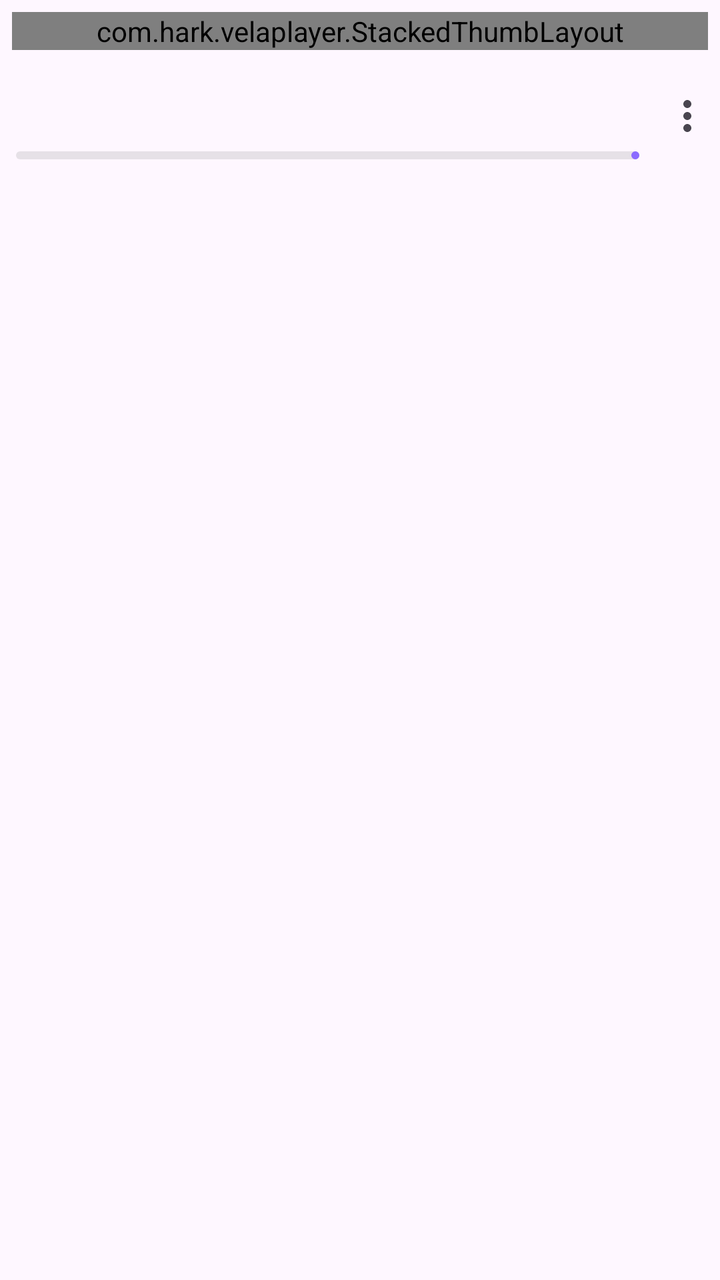
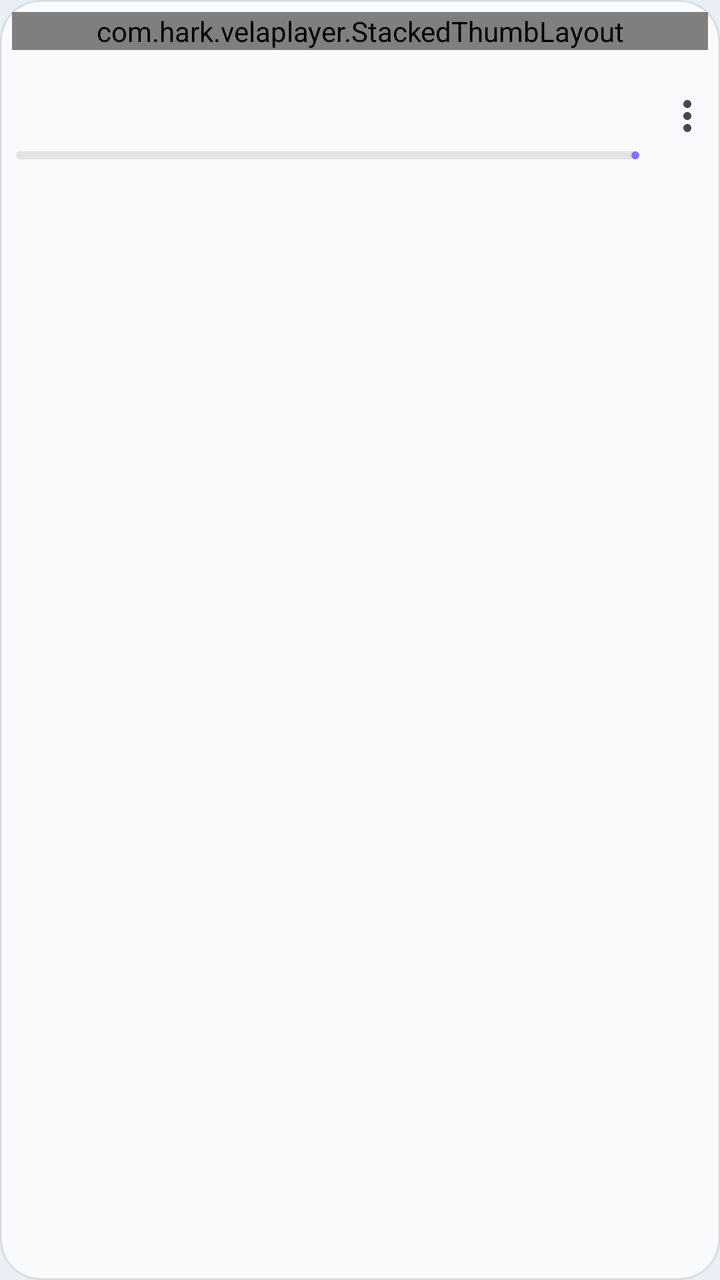

Two renders of the same Android screen: before a commit and after it. Below are the layout's source before the change and the commit's diff.
<!-- AndroidManifest.xml: application theme Theme.Vela -->
<!-- res/layout/item_playlist_grid.xml -->
<?xml version="1.0" encoding="utf-8"?>
<LinearLayout xmlns:android="http://schemas.android.com/apk/res/android"
    xmlns:app="http://schemas.android.com/apk/res-auto"
    android:layout_width="match_parent"
    android:layout_height="wrap_content"
    android:layout_margin="4dp"
    android:background="@drawable/bg_item"
    android:orientation="vertical"
    android:padding="6dp">

    <com.hark.velaplayer.StackedThumbLayout
        android:id="@+id/stack"
        android:layout_width="match_parent"
        android:layout_height="wrap_content">

        <com.hark.velaplayer.AspectFrameLayout
        android:layout_width="match_parent"
        android:layout_height="wrap_content">

        <com.google.android.material.imageview.ShapeableImageView
            android:id="@+id/cover"
            android:layout_width="match_parent"
            android:layout_height="match_parent"
            android:importantForAccessibility="no"
            android:scaleType="centerCrop"
            app:shapeAppearanceOverlay="@style/RoundedThumb" />

        <TextView
            android:id="@+id/countBadge"
            android:layout_width="wrap_content"
            android:layout_height="wrap_content"
            android:layout_gravity="bottom|end"
            android:layout_margin="6dp"
            android:background="@drawable/bg_badge"
            android:drawableStart="@drawable/ic_playlist_small"
            android:drawablePadding="3dp"
            android:gravity="center_vertical"
            android:paddingHorizontal="5dp"
            android:paddingVertical="1dp"
            android:textColor="@android:color/white"
            android:textSize="11sp" />

        <TextView
            android:id="@+id/selectCheck"
            android:layout_width="26dp"
            android:layout_height="26dp"
            android:layout_gravity="top|start"
            android:layout_margin="6dp"
            android:background="@drawable/bg_select_off"
            android:gravity="center"
            android:importantForAccessibility="no"
            android:textColor="?attr/colorOnPrimary"
            android:textSize="12sp"
            android:textStyle="bold"
            android:visibility="gone" />
    </com.hark.velaplayer.AspectFrameLayout>
    </com.hark.velaplayer.StackedThumbLayout>

    <LinearLayout
        android:layout_width="match_parent"
        android:layout_height="wrap_content"
        android:layout_marginTop="6dp"
        android:gravity="center_vertical"
        android:orientation="horizontal">

        <LinearLayout
            android:layout_width="0dp"
            android:layout_height="wrap_content"
            android:layout_weight="1"
            android:orientation="vertical"
            android:paddingStart="2dp">

            <TextView
                android:id="@+id/name"
                android:layout_width="match_parent"
                android:layout_height="wrap_content"
                android:ellipsize="end"
                android:maxLines="1"
                android:textAppearance="?attr/textAppearanceTitleSmall" />

            <TextView
                android:id="@+id/count"
                android:layout_width="match_parent"
                android:layout_height="wrap_content"
                android:alpha="0.65"
                android:ellipsize="end"
                android:maxLines="1"
                android:textAppearance="?attr/textAppearanceBodySmall" />

            <LinearLayout
                android:layout_width="match_parent"
                android:layout_height="wrap_content"
                android:layout_marginTop="4dp"
                android:gravity="center_vertical"
                android:orientation="horizontal">

                <com.google.android.material.progressindicator.LinearProgressIndicator
                    android:id="@+id/playlistProgress"
                    android:layout_width="0dp"
                    android:layout_height="wrap_content"
                    android:layout_weight="1"
                    android:max="1000"
                    app:indicatorColor="?attr/colorPrimary"
                    app:trackColor="#33888888"
                    app:trackCornerRadius="2dp"
                    app:trackThickness="4dp" />

                <TextView
                    android:id="@+id/playlistProgressText"
                    android:layout_width="wrap_content"
                    android:layout_height="wrap_content"
                    android:layout_marginStart="8dp"
                    android:alpha="0.7"
                    android:maxLines="1"
                    android:textAppearance="?attr/textAppearanceLabelSmall" />
            </LinearLayout>
        </LinearLayout>

        <ImageButton
            android:id="@+id/more"
            android:layout_width="32dp"
            android:layout_height="40dp"
            android:layout_marginEnd="-6dp"
            android:background="?attr/selectableItemBackgroundBorderless"
            android:contentDescription="More options"
            android:src="@drawable/ic_more_vert" />
    </LinearLayout>
</LinearLayout>
<!-- resources referenced by this layout -->
<resources>
  <!-- drawable bg_badge (drawable) -->
  <shape xmlns:android="http://schemas.android.com/apk/res/android" android:shape="rectangle">
      <solid android:color="#B3000000" />
      <stroke android:width="0.5dp" android:color="#1FFFFFFF" />
      <corners android:radius="6dp" />
  </shape>
  <!-- drawable bg_item (drawable) -->
  <ripple xmlns:android="http://schemas.android.com/apk/res/android" android:color="?attr/colorControlHighlight">
      <item>
          <selector>
              <item android:state_activated="true">
                  <shape android:shape="rectangle"><solid android:color="@color/primary_a20" /><corners android:radius="18dp" /></shape>
              </item>
              <item>
                  <shape android:shape="rectangle"><solid android:color="#00000000" /><corners android:radius="18dp" /></shape>
              </item>
          </selector>
      </item>
      <item android:id="@android:id/mask">
          <shape android:shape="rectangle"><solid android:color="#FFFFFFFF" /><corners android:radius="18dp" /></shape>
      </item>
  </ripple>
  <style name="Theme.Vela" parent="Theme.Material3.DayNight.NoActionBar">
          <item name="colorPrimary">@color/accent</item>
          <item name="colorSecondary">@color/accent</item>
          <item name="colorTertiary">@color/accent</item>
          <item name="android:statusBarColor">?attr/colorSurface</item>
          <item name="android:windowLightStatusBar" tools:targetApi="m">@bool/vela_light_status_bar</item>
          <item name="colorAccentSeed">@color/accent</item>
          <item name="windowActionModeOverlay">true</item>
          <item name="actionModeCloseDrawable">@drawable/ic_close</item>
          <item name="android:windowAnimationStyle">@style/VelaWindowAnim</item>
          <item name="chipStyle">@style/VelaChip</item>
          <item name="bottomSheetDialogTheme">@style/VelaBottomSheet</item>
          <item name="materialAlertDialogTheme">@style/VelaDialog</item>
          
          <item name="android:scrollbarThumbVertical">@drawable/scrollbar_thumb</item>
          <item name="android:scrollbarSize">4dp</item>
          <item name="android:scrollbarFadeDuration">300</item>
          <item name="android:scrollbarDefaultDelayBeforeFade">1000</item>
          <item name="android:scrollbarStyle">insideOverlay</item>
          
          <item name="glassSurface">@color/glass_surface</item>
          <item name="glassSurfaceStrong">@color/glass_surface_strong</item>
          <item name="glassStroke">@color/glass_stroke</item>
          <item name="glassHighlight">@color/glass_highlight</item>
          <item name="glassScrim">@color/glass_scrim</item>
          <item name="glassTint">@color/glass_tint</item>
          <item name="materialCardViewStyle">@style/Widget.Vela.Glass.Card</item>
          <item name="materialButtonOutlinedStyle">@style/Widget.Vela.Glass.Button.Outlined</item>
          <item name="toolbarStyle">@style/Widget.Vela.Glass.Toolbar</item>
          <item name="popupMenuStyle">@style/Widget.Vela.Glass.PopupMenu</item>
          <item name="listPopupWindowStyle">@style/Widget.Vela.Glass.ListPopupWindow</item>
          <item name="actionOverflowMenuStyle">@style/Widget.Vela.Glass.PopupMenu.Overflow</item>
          <item name="android:popupMenuStyle">@style/Widget.Vela.Glass.PopupMenu.Framework</item>
      </style>
  <!-- unchanged entries left out for length: 33 -->
</resources>

<!-- the commit's change to res/layout/item_playlist_grid.xml (unified diff, before → after) -->
@@ -4,7 +4,7 @@
     android:layout_width="match_parent"
     android:layout_height="wrap_content"
     android:layout_margin="4dp"
-    android:background="@drawable/bg_item"
+    android:background="@drawable/bg_item_grid"
     android:orientation="vertical"
     android:padding="6dp">
 
<!-- resource entries referenced after the edit -->
@@ -4,22 +4,23 @@
   <shape xmlns:android="http://schemas.android.com/apk/res/android" android:shape="rectangle">
       <solid android:color="#B3000000" />
       <stroke android:width="0.5dp" android:color="#1FFFFFFF" />
-      <corners android:radius="6dp" />
+      <corners android:radius="7dp" />
   </shape>
-  <!-- drawable bg_item (drawable) -->
+  <!-- drawable bg_item_grid (drawable) -->
+  <?xml version="1.0" encoding="utf-8"?>
   <ripple xmlns:android="http://schemas.android.com/apk/res/android" android:color="?attr/colorControlHighlight">
       <item>
           <selector>
               <item android:state_activated="true">
-                  <shape android:shape="rectangle"><solid android:color="@color/primary_a20" /><corners android:radius="18dp" /></shape>
+                  <shape android:shape="rectangle"><solid android:color="@color/primary_a20" /><stroke android:width="1dp" android:color="@color/primary_a35" /><corners android:radius="20dp" /></shape>
               </item>
               <item>
-                  <shape android:shape="rectangle"><solid android:color="#00000000" /><corners android:radius="18dp" /></shape>
+                  <shape android:shape="rectangle"><solid android:color="?attr/glassSurface" /><stroke android:width="1dp" android:color="?attr/glassStroke" /><corners android:radius="20dp" /></shape>
               </item>
           </selector>
       </item>
       <item android:id="@android:id/mask">
-          <shape android:shape="rectangle"><solid android:color="#FFFFFFFF" /><corners android:radius="18dp" /></shape>
+          <shape android:shape="rectangle"><solid android:color="#FFFFFFFF" /><corners android:radius="20dp" /></shape>
       </item>
   </ripple>
   <style name="Theme.Vela" parent="Theme.Material3.DayNight.NoActionBar">
@@ -48,14 +49,62 @@
           <item name="glassHighlight">@color/glass_highlight</item>
           <item name="glassScrim">@color/glass_scrim</item>
           <item name="glassTint">@color/glass_tint</item>
+          
+          <item name="glassSurfaceElevated">@color/glass_surface_elevated</item>
+          <item name="atmoTop">@color/atmo_top</item>
+          <item name="atmoMid">@color/atmo_mid</item>
+          <item name="atmoBottom">@color/atmo_bottom</item>
+          <item name="atmoGlowA">@color/atmo_glow_a</item>
+          <item name="atmoGlowB">@color/atmo_glow_b</item>
+          <item name="navContainer">@color/nav_container</item>
+          <item name="navSelected">@color/nav_selected</item>
+          <item name="navOnSelected">@color/nav_on_selected</item>
+          <item name="navText">@color/nav_text</item>
+          <item name="android:windowBackground">@color/atmo_mid</item>
           <item name="materialCardViewStyle">@style/Widget.Vela.Glass.Card</item>
           <item name="materialButtonOutlinedStyle">@style/Widget.Vela.Glass.Button.Outlined</item>
           <item name="toolbarStyle">@style/Widget.Vela.Glass.Toolbar</item>
+          <item name="floatingActionButtonStyle">@style/Widget.Vela.Fab</item>
+          <item name="materialSwitchStyle">@style/Widget.Vela.Switch</item>
+          <item name="preferenceTheme">@style/VelaPreferenceTheme</item>
+          <item name="textAppearanceHeadlineSmall">@style/TextAppearance.Vela.Headline</item>
           <item name="popupMenuStyle">@style/Widget.Vela.Glass.PopupMenu</item>
           <item name="listPopupWindowStyle">@style/Widget.Vela.Glass.ListPopupWindow</item>
           <item name="actionOverflowMenuStyle">@style/Widget.Vela.Glass.PopupMenu.Overflow</item>
           <item name="android:popupMenuStyle">@style/Widget.Vela.Glass.PopupMenu.Framework</item>
       </style>
+  <color name="glass_surface_elevated">#D1FFFFFF</color>
+  <color name="atmo_top">#F5F7FB</color>
+  <color name="atmo_mid">#EAEEF5</color>
+  <color name="atmo_bottom">#DBE2EE</color>
+  <color name="atmo_glow_a">#3DA9B6F0</color>
+  <color name="atmo_glow_b">#33B4C2EE</color>
+  <color name="nav_container">#E0FFFFFF</color>
+  <color name="nav_selected">#141826</color>
+  <color name="nav_on_selected">#FFFFFF</color>
+  <color name="nav_text">#5D6378</color>
+  <style name="Widget.Vela.Fab" parent="Widget.Material3.FloatingActionButton.Primary">
+          <item name="shapeAppearanceOverlay">@style/PillShape</item>
+          <item name="elevation">6dp</item>
+          <item name="pressedTranslationZ">2dp</item>
+          <item name="hoveredFocusedTranslationZ">2dp</item>
+      </style>
+  <style name="Widget.Vela.Switch" parent="Widget.Material3.CompoundButton.MaterialSwitch">
+          <item name="trackDecorationTint">@color/glass_switch_decoration</item>
+      </style>
+  <style name="VelaPreferenceTheme" parent="@style/PreferenceThemeOverlay">
+          <item name="preferenceCategoryTitleTextAppearance">@style/TextAppearance.Vela.Section</item>
+      </style>
+  <style name="TextAppearance.Vela.Headline" parent="TextAppearance.Material3.HeadlineSmall">
+          <item name="android:letterSpacing">-0.01</item>
+          <item name="fontFamily">sans-serif-medium</item>
+          <item name="android:fontFamily">sans-serif-medium</item>
+      </style>
+  <style name="TextAppearance.Vela.Section" parent="TextAppearance.Material3.LabelLarge">
+          <item name="android:letterSpacing">0.06</item>
+          <item name="android:textAllCaps">true</item>
+          <item name="android:textSize">12sp</item>
+      </style>
   <!-- unchanged entries left out for length: 33 -->
 </resources>
 
